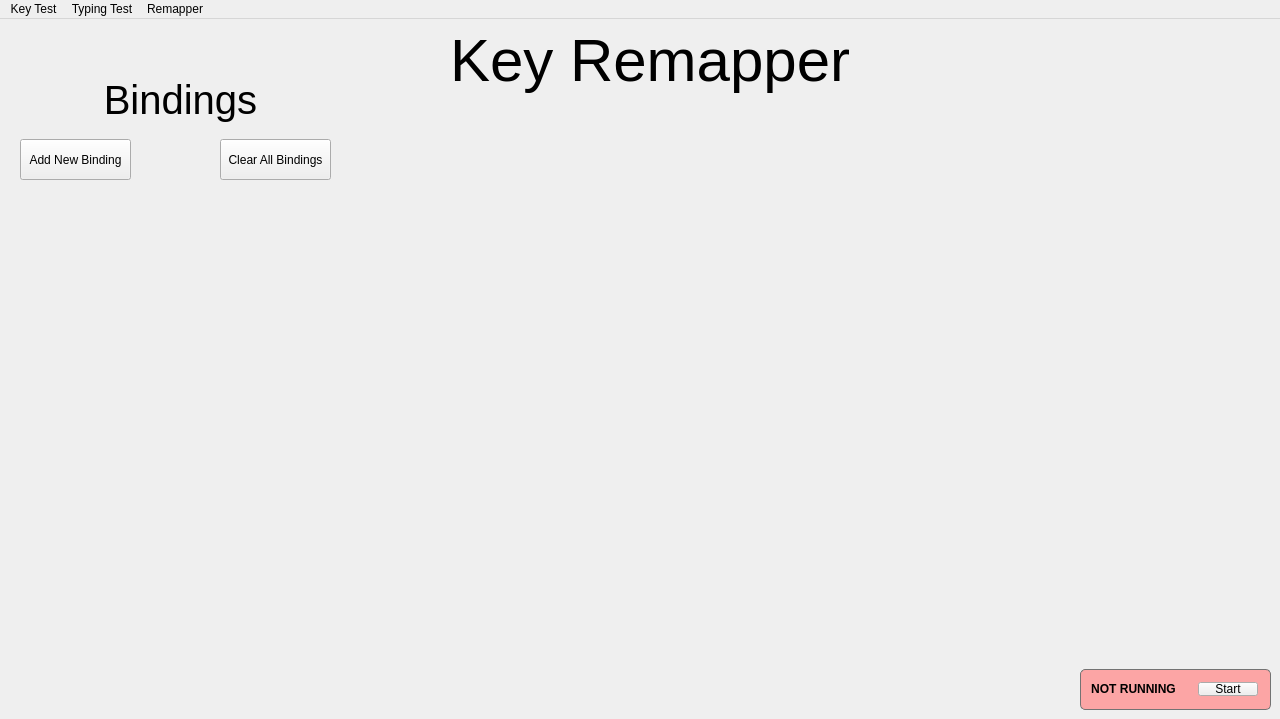
Before: the Qt Designer form resources/KeyScan.ui in ItzBlinkzy/KeyScan, drawn with Qt 5.
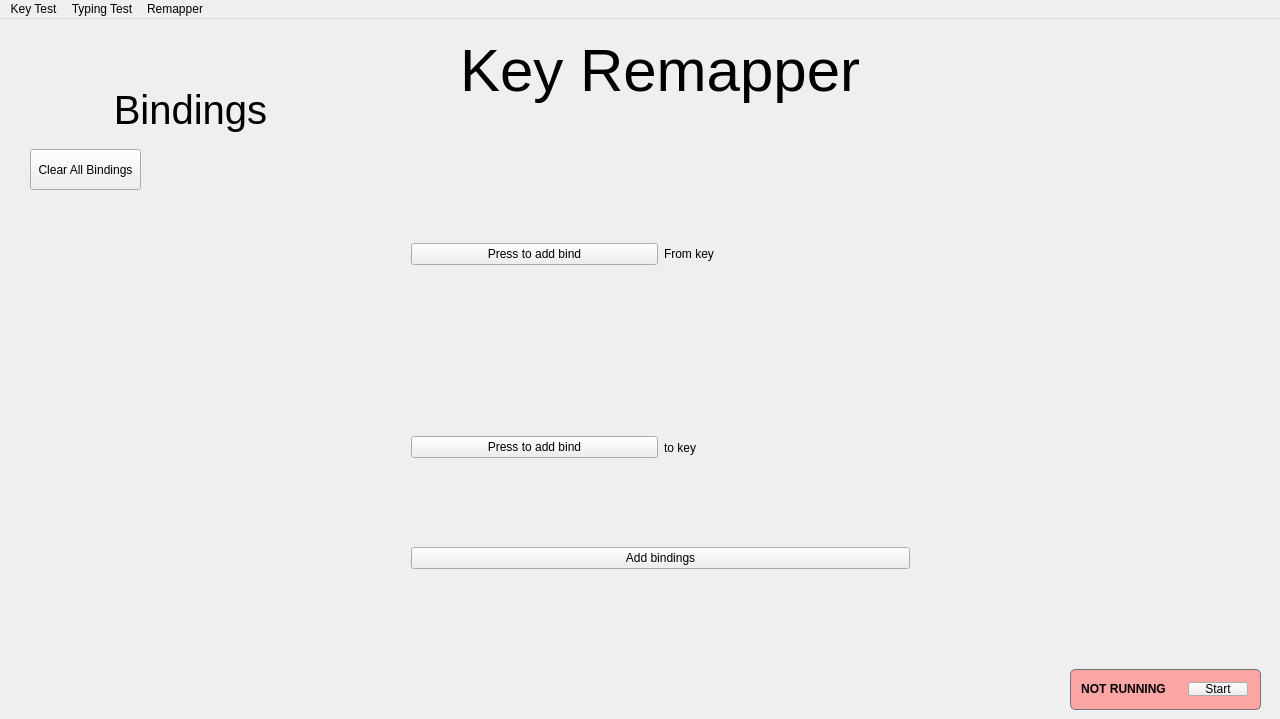
After: the same form once the commit is applied.

Patch:
```diff
--- a/resources/KeyScan.ui
+++ b/resources/KeyScan.ui
@@ -32,10 +32,10 @@
    <widget class="QStackedWidget" name="stackedWidget">
     <property name="geometry">
      <rect>
-      <x>0</x>
-      <y>0</y>
+      <x>10</x>
+      <y>10</y>
       <width>1331</width>
-      <height>641</height>
+      <height>631</height>
      </rect>
     </property>
     <property name="currentIndex">
@@ -162,7 +162,7 @@
      <widget class="QPushButton" name="clear_bindings_button">
       <property name="geometry">
        <rect>
-        <x>220</x>
+        <x>20</x>
         <y>120</y>
         <width>111</width>
         <height>41</height>
@@ -175,18 +175,81 @@
        <string>Clear All Bindings</string>
       </property>
      </widget>
-     <widget class="QPushButton" name="add_binding_button">
+     <widget class="QWidget" name="remapper_widget" native="true">
       <property name="geometry">
        <rect>
-        <x>20</x>
+        <x>390</x>
         <y>120</y>
-        <width>111</width>
-        <height>41</height>
+        <width>521</width>
+        <height>431</height>
        </rect>
       </property>
-      <property name="text">
-       <string>Add New Binding</string>
+      <property name="focusPolicy">
+       <enum>Qt::FocusPolicy::StrongFocus</enum>
       </property>
+      <widget class="QWidget" name="verticalLayoutWidget_2">
+       <property name="geometry">
+        <rect>
+         <x>0</x>
+         <y>0</y>
+         <width>521</width>
+         <height>431</height>
+        </rect>
+       </property>
+       <layout class="QVBoxLayout" name="verticalLayout">
+        <item>
+         <layout class="QHBoxLayout" name="horizontalLayout_2">
+          <item>
+           <widget class="QPushButton" name="from_key_button">
+            <property name="text">
+             <string>Press to add bind</string>
+            </property>
+           </widget>
+          </item>
+          <item>
+           <widget class="QLabel" name="from_key_label">
+            <property name="text">
+             <string>From key</string>
+            </property>
+           </widget>
+          </item>
+         </layout>
+        </item>
+        <item>
+         <layout class="QHBoxLayout" name="horizontalLayout">
+          <item>
+           <widget class="QPushButton" name="to_key_button">
+            <property name="text">
+             <string>Press to add bind</string>
+            </property>
+           </widget>
+          </item>
+          <item>
+           <widget class="QLabel" name="to_key_label">
+            <property name="text">
+             <string>to key</string>
+            </property>
+           </widget>
+          </item>
+         </layout>
+        </item>
+        <item>
+         <layout class="QVBoxLayout" name="verticalLayout_2">
+          <item>
+           <layout class="QHBoxLayout" name="horizontalLayout_3">
+            <item>
+             <widget class="QPushButton" name="create_new_binding_button">
+              <property name="text">
+               <string>Add bindings</string>
+              </property>
+             </widget>
+            </item>
+           </layout>
+          </item>
+         </layout>
+        </item>
+       </layout>
+      </widget>
      </widget>
     </widget>
     <widget class="QWidget" name="key_test_widget">
@@ -432,7 +495,7 @@
    <widget class="QWidget" name="remapper_state_widget" native="true">
     <property name="geometry">
      <rect>
-      <x>1080</x>
+      <x>1070</x>
       <y>650</y>
       <width>191</width>
       <height>41</height>
@@ -446,7 +509,7 @@
 border-radius: 5%;
 }</string>
     </property>
-    <widget class="QWidget" name="">
+    <widget class="QWidget" name="layoutWidget">
      <property name="geometry">
       <rect>
        <x>0</x>
```
Left out of the diff: 16 changed lines with no effect on the pictures.
